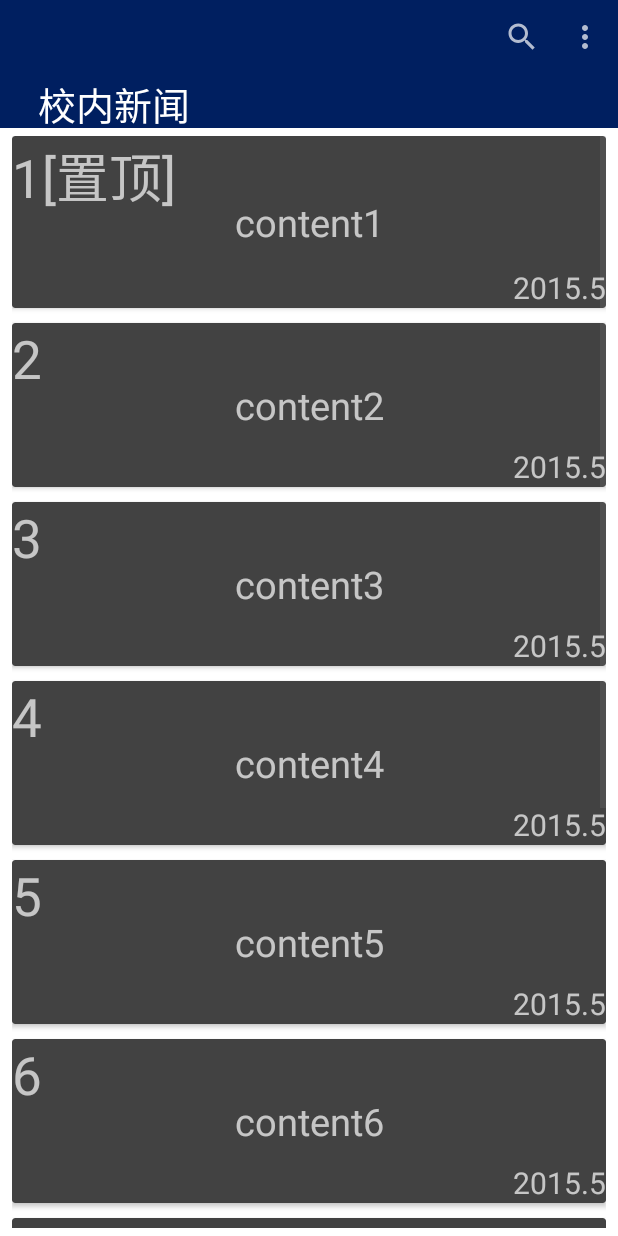
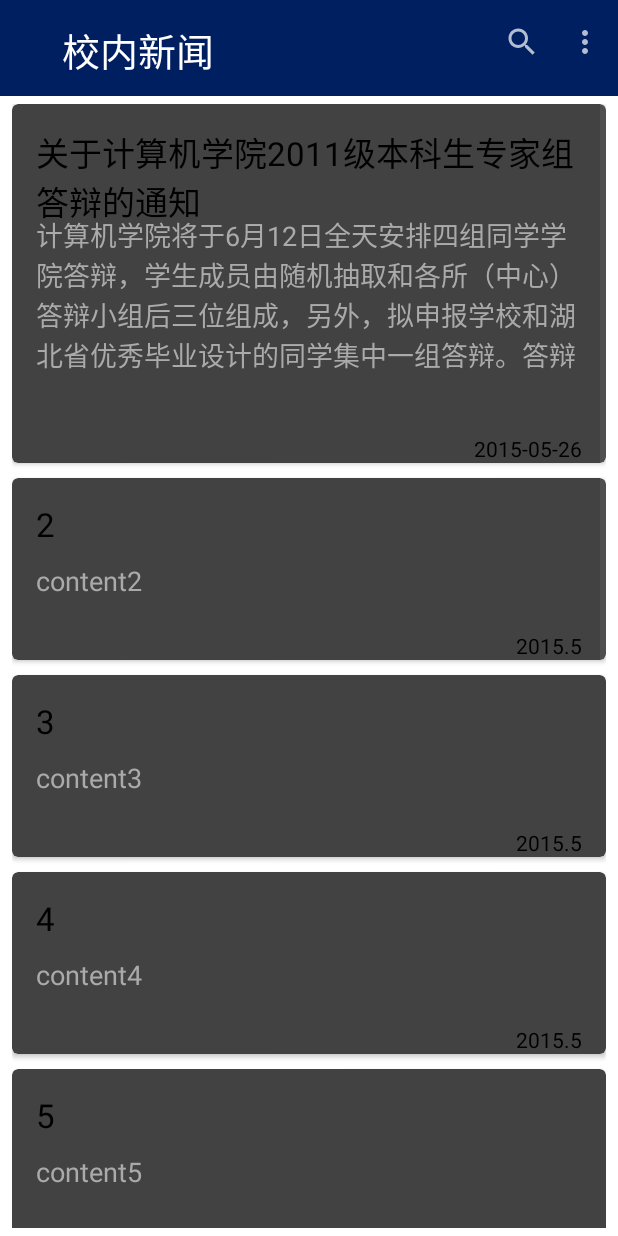
Before and after one commit to JDLINLC/-, an Android app: the SecondActivity screen opened directly, with no data from a screen before it, on a phone screen of 412 x 824 dp. Run offline under Robolectric (Android 15) with nearby library versions, the phone set to English and light mode, and no system bars.

Commit message:
fix news act ui detail

```diff
--- a/app/src/main/java/com/example/jdlin/cshelper/MainActivity.java
+++ b/app/src/main/java/com/example/jdlin/cshelper/MainActivity.java
@@ -1,18 +1,13 @@
 package com.example.jdlin.cshelper;
 
 import android.content.Intent;
-import android.opengl.GLES31;
-import android.support.v7.app.ActionBarActivity;
 import android.os.Bundle;
 import android.support.v7.app.AppCompatActivity;
-import android.support.v7.internal.widget.AdapterViewCompat;
 import android.support.v7.widget.Toolbar;
-import android.util.Log;
 import android.view.Menu;
 import android.view.MenuItem;
 import android.view.View;
 import android.widget.AdapterView;
-import android.widget.Button;
 import android.widget.GridView;
 import android.widget.SimpleAdapter;
 import android.widget.Toast;
@@ -72,7 +67,7 @@ public class MainActivity extends AppCompatActivity {
         map6.put("ItemText", "更多反馈");
         IstImageItem.add(map6);
 
-        SimpleAdapter saImageItems = new SimpleAdapter(this, IstImageItem, R.layout.item, new String[]{"ItemImage", "ItemText"}, new int[]{R.id.ItemImage, R.id.ItemText});
+        SimpleAdapter saImageItems = new SimpleAdapter(this, IstImageItem, R.layout.item_main, new String[]{"ItemImage", "ItemText"}, new int[]{R.id.ItemImage, R.id.ItemText});
         gridView.setAdapter(saImageItems);
     }
 
--- a/app/src/main/java/com/example/jdlin/cshelper/SecondActivity.java
+++ b/app/src/main/java/com/example/jdlin/cshelper/SecondActivity.java
@@ -2,6 +2,7 @@ package com.example.jdlin.cshelper;
 
 import android.os.Bundle;
 import android.support.v7.app.ActionBarActivity;
+import android.support.v7.app.AppCompatActivity;
 import android.support.v7.widget.Toolbar;
 import android.view.Menu;
 import android.view.MenuItem;
@@ -13,10 +14,43 @@ import java.util.HashMap;
 import java.util.List;
 import java.util.Map;
 
-public class SecondActivity extends ActionBarActivity {
-    private String[] title = new String[]{"1[置顶]", "2", "3", "4", "5", "6", "7", "8", "9", "10"};
-    private String[] content = new String[]{"content1", "content2", "content3", "content4", "content5", "content6", "content7", "content8", "content9", "content10"};
-    private String[] time = new String[]{"2015.5", "2015.5", "2015.5", "2015.5", "2015.5", "2015.5", "2015.5", "2015.5", "2015.5", "2015.5"};
+public class SecondActivity extends AppCompatActivity {
+    private String[] title = new String[]{
+            "关于计算机学院2011级本科生专家组答辩的通知",
+            "2",
+            "3",
+            "4",
+            "5",
+            "6",
+            "7",
+            "8",
+            "9",
+            "10"
+    };
+    private String[] content = new String[]{
+            "计算机学院将于6月12日全天安排四组同学学院答辩，学生成员由随机抽取和各所（中心）答辩小组后三位组成，另外，拟申报学校和湖北省优秀毕业设计的同学集中一组答辩。答辩前请各位指导老师将该生的论文评语和成绩单独A4纸，报到学院教务科供专家组老师参考。请同学们准备好10分钟的PPT，主要阐述自己所做的工作；带上形式审查合格的毕业论文资料袋：包括文献译文原文、文献综述、开题报告、开题答辩记录、毕业设计（论文）学生日志和论文（含任务书）；另外再打印两本论文供答辩老师查阅，于6月12日（15周周五）上午7点50分到达指定的地点。具体学生名单将于6月5日和6月11日分2次公布",
+            "content2",
+            "content3",
+            "content4",
+            "content5",
+            "content6",
+            "content7",
+            "content8",
+            "content9",
+            "content10"
+    };
+    private String[] time = new String[]{
+            "2015-05-26",
+            "2015.5",
+            "2015.5",
+            "2015.5",
+            "2015.5",
+            "2015.5",
+            "2015.5",
+            "2015.5",
+            "2015.5",
+            "2015.5"
+    };
 
     @Override
     protected void onCreate(Bundle savedInstanceState) {
@@ -27,7 +61,7 @@ public class SecondActivity extends ActionBarActivity {
         getSupportActionBar().setDisplayShowTitleEnabled(false);
 
         GridView gridView_news = (GridView) findViewById(R.id.gridview_news);
-        List<Map<String, Object>> listItems = new ArrayList<Map<String, Object>>();
+        List<Map<String, Object>> listItems = new ArrayList<>();
         for (int i = 0; i < title.length; i++) {
             Map<String, Object> listItem = new HashMap<>();
             listItem.put("title", title[i]);
--- a/app/src/main/res/layout/activity_second.xml
+++ b/app/src/main/res/layout/activity_second.xml
@@ -3,24 +3,41 @@
     android:layout_width="match_parent"
     android:layout_height="match_parent"
     tools:context=".MainActivity">
-    <include layout="@layout/top_bar_news"
-        android:id="@+id/include"></include>
-    <GridView xmlns:android="http://schemas.android.com/apk/res/android"
+
+    <android.support.v7.widget.Toolbar
+        android:id="@+id/toolbar"
+        android:layout_width="match_parent"
+        android:layout_height="64dp"
+        android:background="?colorPrimary"
+        android:minHeight="?actionBarSize">
+
+        <TextView
+            android:layout_width="match_parent"
+            android:layout_height="35dp"
+            android:background="?colorPrimary"
+            android:gravity="center_vertical"
+            android:paddingLeft="25dp"
+            android:text="校内新闻"
+            android:textColor="#ffff"
+            android:textSize="25dp" />
+    </android.support.v7.widget.Toolbar>
+
+    <GridView
+        android:id="@+id/gridview_news"
         android:layout_width="wrap_content"
         android:layout_height="fill_parent"
-        android:id="@+id/gridview_news"
-        android:paddingTop="5dp"
+        android:layout_below="@+id/toolbar"
+        android:columnWidth="150dp"
+        android:gravity="center"
+        android:horizontalSpacing="10dp"
+        android:minWidth="150dp"
+        android:numColumns="1"
+        android:paddingBottom="5dp"
         android:paddingLeft="8dp"
         android:paddingRight="8dp"
-        android:paddingBottom="5dp"
-        android:numColumns="1"
-        android:verticalSpacing="10dp"
-        android:horizontalSpacing="10dp"
-        android:columnWidth="150dp"
-        android:minWidth="150dp"
+        android:paddingTop="5dp"
         android:stretchMode="columnWidth"
-        android:gravity="center"
-        android:layout_below="@+id/include" />
+        android:verticalSpacing="10dp" />
 
 
 </RelativeLayout>
--- a/app/src/main/res/layout/item_news.xml
+++ b/app/src/main/res/layout/item_news.xml
@@ -2,38 +2,56 @@
 <android.support.v7.widget.CardView xmlns:android="http://schemas.android.com/apk/res/android"
     xmlns:card_view="http://schemas.android.com/apk/res-auto"
     android:id="@+id/card_view"
+    android:layout_width="match_parent"
+    android:layout_height="match_parent"
     android:orientation="vertical"
-    android:layout_width="match_parent"
-    android:background="#306296"
-    android:layout_height="match_parent">
+    card_view:cardCornerRadius="4dp">
+
     <RelativeLayout
         android:layout_width="match_parent"
         android:layout_height="match_parent">
+
         <TextView
             android:id="@+id/news_text_title"
             android:layout_width="match_parent"
             android:layout_height="wrap_content"
-            android:textSize="35dp"
-            android:text="校内新闻"/>
+            android:paddingLeft="16dp"
+            android:paddingRight="16dp"
+            android:paddingTop="16dp"
+            android:text="校内新闻"
+            android:textAppearance="@android:style/TextAppearance.Holo.Large"
+            android:textColor="@android:color/black"
+
+            />
+
         <TextView
             android:id="@+id/news_text_content"
-            android:layout_below="@id/news_text_title"
             android:layout_width="match_parent"
             android:layout_height="wrap_content"
-            android:textSize="25dp"
-            android:gravity="center"
-            android:text="华科最后一个考试周"
+            android:layout_alignParentStart="true"
+            android:layout_below="@id/news_text_title"
             android:layout_centerVertical="true"
-            android:layout_alignParentStart="true" />
+            android:maxLines="4"
+            android:paddingLeft="16dp"
+            android:paddingRight="16dp"
+            android:paddingTop="16dp"
+            android:text="华科最后一个考试周华科最后一个考试周华科最后一个考试周华科最后一个考试周华科最后一个考试周华科最后一个考试周华科最后一个考试周华科最后一个考试周华科最后一个考试周华科最后一个考试周华科最后一个考试周华科最后一个考试周华科最后一个考试周华科最后一个考试周华科最后一个考试周华科最后一个考试周华科最后一个考试周华科最后一个考试周华科最后一个考试周华科最后一个考试周华科最后一个考试周华科最后一个考试周华科最后一个考试周华科最后一个考试周华科最后一个考试周华科最后一个考试周华科最后一个考试周华科最后一个考试周华科最后一个考试周华科最后一个考试周华科最后一个考试周华科最后一个考试周华科最后一个考试周"
+            android:textAppearance="@android:style/TextAppearance.Holo.Medium"
+            android:textColor="@android:color/darker_gray" />
+
         <TextView
+            android:id="@+id/news_text_time"
             android:layout_width="match_parent"
+            android:layout_height="wrap_content"
+            android:layout_alignParentBottom="true"
+            android:layout_alignParentStart="true"
             android:layout_below="@id/news_text_content"
-            android:layout_height="wrap_content"
-            android:id="@+id/news_text_time"
-            android:textSize="20dp"
             android:gravity="right"
+            android:paddingLeft="16dp"
+            android:paddingRight="16dp"
+            android:paddingTop="16dp"
             android:text="最后更新时间：2015.5"
-            android:layout_alignParentBottom="true"
-            android:layout_alignParentStart="true" />
+            android:textAppearance="@android:style/TextAppearance.Holo.Small"
+            android:textColor="@android:color/black" />
     </RelativeLayout>
 </android.support.v7.widget.CardView>
--- a/app/src/main/res/layout/top_bar_news.xml
+++ /dev/null
@@ -1,27 +0,0 @@
-<?xml version="1.0" encoding="utf-8"?>
-<LinearLayout xmlns:android="http://schemas.android.com/apk/res/android"
-    android:orientation="vertical"
-    android:layout_width="match_parent"
-    android:layout_height="wrap_content"
-    android:baselineAligned="true">
-
-    <android.support.v7.widget.Toolbar
-        android:layout_height="50dp"
-        android:layout_width="match_parent"
-        android:minHeight="?actionBarSize"
-        android:background="?colorPrimary"
-        android:id="@+id/toolbar">
-
-    </android.support.v7.widget.Toolbar>
-
-    <TextView
-        android:layout_width="match_parent"
-        android:layout_height="35dp"
-        android:background="?colorPrimary"
-        android:paddingLeft="25dp"
-        android:textSize="25dp"
-        android:gravity="center_vertical"
-        android:textColor="#ffff"
-        android:text="校内新闻" />
-
-</LinearLayout>
```
Also changed, not shown: app/src/main/res/layout/item_main.xml (renamed from app/src/main/res/layout/item.xml).
